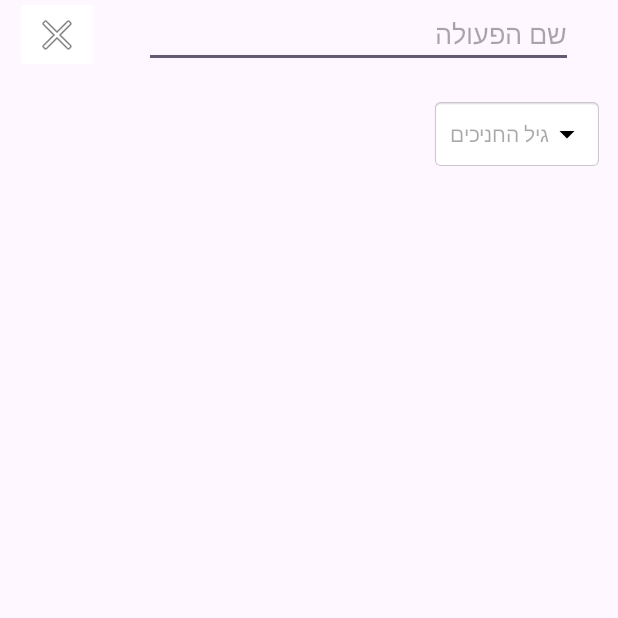
After one commit to danielleFriedmanShemesh/guiDeD, an Android app: the Add_operation screen opened directly, with no data from a screen before it, on a phone screen of 412 x 824 dp, the top half of it. The commit adds this screen. Run offline under Robolectric (Android 15) with nearby library versions, the light colour scheme and no system bars.

Commit message:
add_operation class added + age dialog works

```diff
--- a/app/src/main/AndroidManifest.xml
+++ b/app/src/main/AndroidManifest.xml
@@ -12,6 +12,9 @@
         android:supportsRtl="true"
         android:theme="@style/Theme.GuiDeD"
         tools:targetApi="31">
+        <activity
+            android:name=".Add_operation"
+            android:exported="false" />
         <activity
             android:name=".Home_page"
             android:exported="false" />
--- /dev/null
+++ b/app/src/main/java/com/example/guided/Add_operation.java
@@ -0,0 +1,98 @@
+package com.example.guided;
+
+import android.app.Dialog;
+import android.content.DialogInterface;
+import android.os.Bundle;
+import android.view.View;
+import android.widget.EditText;
+import android.widget.ImageButton;
+import android.widget.TextView;
+
+import androidx.activity.EdgeToEdge;
+import androidx.appcompat.app.AlertDialog;
+import androidx.appcompat.app.AppCompatActivity;
+import androidx.core.graphics.Insets;
+import androidx.core.view.ViewCompat;
+import androidx.core.view.WindowInsetsCompat;
+
+import java.util.ArrayList;
+
+public class Add_operation extends AppCompatActivity implements View.OnClickListener {
+    EditText topic;
+    TextView ageAdjustments;
+    String[] listAgeAdjustments;
+    boolean[] checkedAgeAdjustments;
+    ArrayList<Integer> userAgeAdjustments = new ArrayList<>();
+
+
+    ImageButton exitBTN;
+
+    @Override
+    protected void onCreate(Bundle savedInstanceState) {
+        super.onCreate(savedInstanceState);
+        EdgeToEdge.enable(this);
+        setContentView(R.layout.activity_add_operation);
+        ViewCompat.setOnApplyWindowInsetsListener(findViewById(R.id.main), (v, insets) -> {
+            Insets systemBars = insets.getInsets(WindowInsetsCompat.Type.systemBars());
+            v.setPadding(systemBars.left, systemBars.top, systemBars.right, systemBars.bottom);
+            return insets;
+        });
+        topic = findViewById(R.id.topic);
+
+        exitBTN = findViewById(R.id.exit);
+        exitBTN.setOnClickListener(this);
+
+
+        ageAdjustments = findViewById(R.id.age);
+        listAgeAdjustments = getResources().getStringArray(R.array.age_adjustment);
+        checkedAgeAdjustments = new boolean[listAgeAdjustments.length];
+
+        ageAdjustments.setOnClickListener(new View.OnClickListener() {
+            @Override
+            public void onClick(View v) {
+                AlertDialog.Builder builder = new AlertDialog.Builder(Add_operation.this);
+                builder.setTitle("בחר את גיל החניכים: ");
+                builder.setMultiChoiceItems(listAgeAdjustments, checkedAgeAdjustments, new DialogInterface.OnMultiChoiceClickListener() {
+                    @Override
+                    public void onClick(DialogInterface dialog, int which, boolean isChecked) {
+                        if(isChecked){
+                            if(! userAgeAdjustments.contains(which)){
+                                userAgeAdjustments.add(which);
+                            }
+                        }
+                        else if (userAgeAdjustments.contains(which)){
+                            userAgeAdjustments.remove(Integer.valueOf(which));
+                        }
+                    }
+                });
+                builder.setCancelable(false);
+                builder.setPositiveButton("OK", new DialogInterface.OnClickListener() {
+                    @Override
+                    public void onClick(DialogInterface dialog, int which) {
+                        String age = "";
+                        for(int i = 0; i < userAgeAdjustments.size(); i++){
+                            age = age + listAgeAdjustments[userAgeAdjustments.get(i)];
+                            if (i != userAgeAdjustments.size() - 1){
+                                age = age + ", ";
+                            }
+                        }
+                        ageAdjustments.setText(age);
+                    }
+                });
+                builder.setNegativeButton("Dismiss", new DialogInterface.OnClickListener() {
+                    @Override
+                    public void onClick(DialogInterface dialog, int which) {
+                        dialog.dismiss();
+                    }
+                });
+                AlertDialog dialog = builder.create();
+                dialog.show();
+            }
+        });
+    }
+
+    @Override
+    public void onClick(View v) {
+
+    }
+}
--- /dev/null
+++ b/app/src/main/res/layout/activity_add_operation.xml
@@ -0,0 +1,50 @@
+<?xml version="1.0" encoding="utf-8"?>
+<androidx.constraintlayout.widget.ConstraintLayout xmlns:android="http://schemas.android.com/apk/res/android"
+    xmlns:app="http://schemas.android.com/apk/res-auto"
+    xmlns:tools="http://schemas.android.com/tools"
+    android:id="@+id/main"
+    android:layout_width="match_parent"
+    android:layout_height="match_parent"
+    tools:context=".Add_operation">
+
+
+
+
+    <EditText
+        android:id="@+id/topic"
+        android:layout_width="0dp"
+        android:layout_height="wrap_content"
+        android:layout_marginStart="30dp"
+        android:layout_marginEnd="30dp"
+        android:hint="שם הפעולה"
+        app:layout_constraintEnd_toEndOf="parent"
+        app:layout_constraintHorizontal_bias="1.0"
+        app:layout_constraintStart_toEndOf="@+id/exit"
+        app:layout_constraintTop_toTopOf="parent" />
+
+    <ImageButton
+        android:id="@+id/exit"
+        android:layout_width="wrap_content"
+        android:layout_height="wrap_content"
+        android:layout_marginStart="10dp"
+        android:backgroundTint="@color/white"
+        app:layout_constraintBottom_toBottomOf="@+id/topic"
+        app:layout_constraintStart_toStartOf="parent"
+        app:layout_constraintTop_toTopOf="parent"
+        app:srcCompat="@android:drawable/ic_menu_close_clear_cancel" />
+
+    <TextView
+        android:id="@+id/age"
+        android:layout_width="wrap_content"
+        android:layout_height="wrap_content"
+        android:layout_marginTop="20dp"
+        android:layout_marginEnd="10dp"
+        android:background="@android:drawable/editbox_background"
+        android:drawableEnd="@drawable/baseline_arrow_drop_down_24"
+        android:gravity="center_vertical"
+        android:hint="גיל החניכים"
+        android:padding="12dp"
+        app:layout_constraintEnd_toEndOf="parent"
+        app:layout_constraintTop_toBottomOf="@+id/topic" />
+
+</androidx.constraintlayout.widget.ConstraintLayout>
--- a/app/src/main/res/layout/activity_main.xml
+++ b/app/src/main/res/layout/activity_main.xml
@@ -36,6 +36,11 @@
         android:layout_gravity="center"
         android:layout_marginTop="50dp"/>
 
+    <Button
+        android:id="@+id/add_operation"
+        android:layout_width="match_parent"
+        android:layout_height="wrap_content"
+        android:text="הוספת פעולה" />
 
 
     <!-- <Button
--- a/app/src/main/res/values/strings.xml
+++ b/app/src/main/res/values/strings.xml
@@ -7,4 +7,20 @@
     </string-array>
     <!-- TODO: Remove or change this placeholder text -->
     <string name="hello_blank_fragment">Hello blank fragment</string>
+    <string-array name="age_adjustment">
+        <item>לכל גיל</item>
+        <item>כיתה א\'</item>
+        <item>כיתה ב\'</item>
+        <item>כיתה ג\'</item>
+        <item>כיתה ד\'</item>
+        <item>כיתה ה\'</item>
+        <item>כיתה ו\'</item>
+        <item>כיתה ז\'</item>
+        <item>כיתה ח\'</item>
+        <item>כיתה ט\'</item>
+        <item>כיתה י\'</item>
+        <item>כיתה י\"א</item>
+        <item>כיתה י\"ב</item>
+        <item>אחר</item>
+    </string-array>
 </resources>
```
Also changed, not shown: app/src/main/java/com/example/guided/MainActivity.java (+9 -5 lines).
